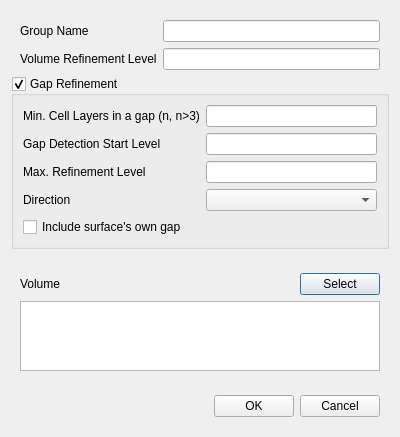
Before: the Qt Designer form baramMesh/view/castellation/volume_refinement_dialog.ui in nextfoam/baram, drawn with Qt 5.
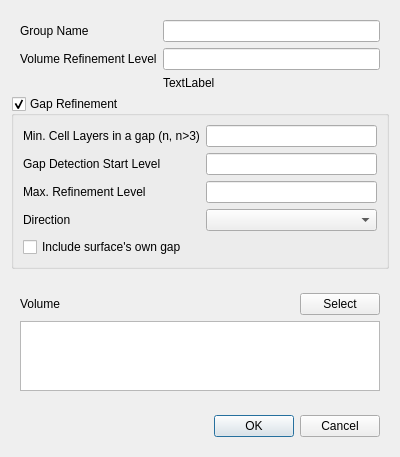
After: the same form once the commit is applied. Custom widgets are drawn as their Qt base class.

Commit message: Issue baram#509 refinement level 편집 시 cell size 힌트 표시

What changed in the file:
```diff
--- a/baramMesh/view/castellation/volume_refinement_dialog.ui
+++ b/baramMesh/view/castellation/volume_refinement_dialog.ui
@@ -7,7 +7,7 @@
     <x>0</x>
     <y>0</y>
     <width>400</width>
-    <height>435</height>
+    <height>457</height>
    </rect>
   </property>
   <property name="windowTitle">
@@ -40,6 +40,13 @@
       <item row="1" column="1">
        <widget class="QLineEdit" name="volumeRefinementLevel"/>
       </item>
+      <item row="2" column="1">
+       <widget class="QLabel" name="cellSize">
+        <property name="text">
+         <string>TextLabel</string>
+        </property>
+       </widget>
+      </item>
      </layout>
     </widget>
    </item>
@@ -178,6 +185,9 @@
         <property name="text">
          <string>OK</string>
         </property>
+        <property name="default">
+         <bool>true</bool>
+        </property>
        </widget>
       </item>
       <item>
```
Left out of the diff: 19 changed lines with no effect on the pictures. The commit also changes 3 other files.
